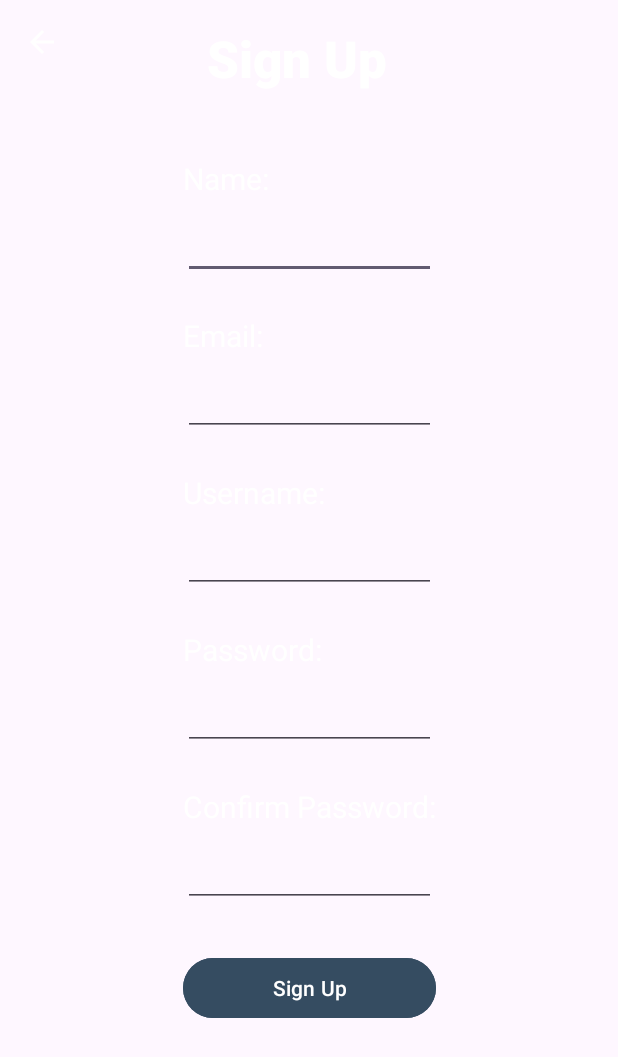
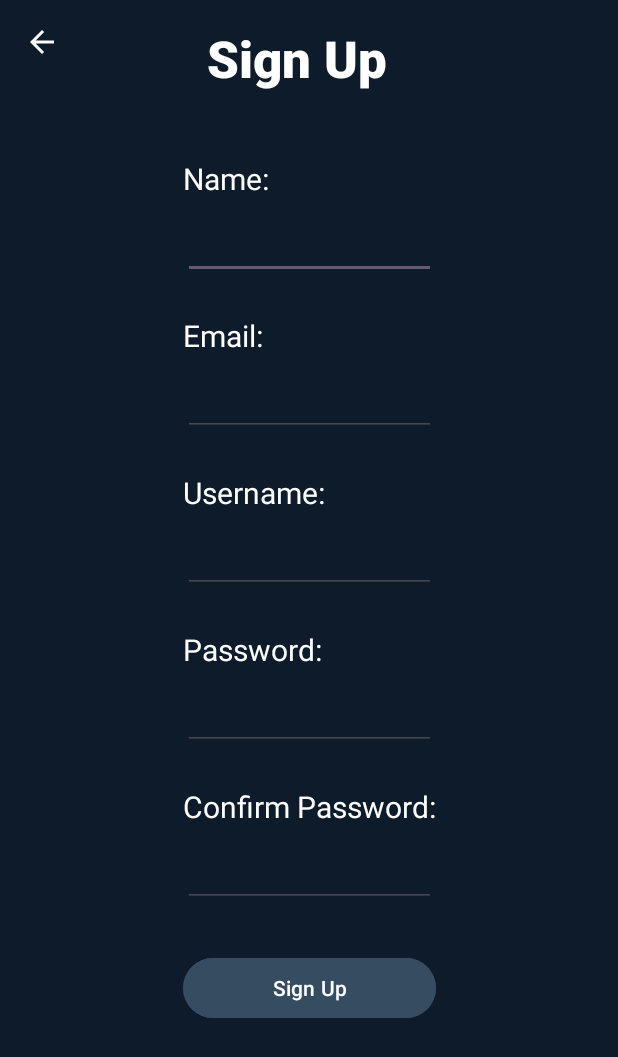
Before and after one commit to cs407-project/square_up, an Android app: the SignUpActivity screen opened directly, with no data from a screen before it, on a phone screen of 412 x 824 dp. Shown: the top 1057 px of the screen. Run offline under Robolectric (Android 15) with nearby library versions, the phone set to English and light mode, and no system bars; Roboto replaces fonts that are not available here.

Commit message:
merged with Sanvi

```diff
--- a/app/src/main/res/layout/sign_up.xml
+++ b/app/src/main/res/layout/sign_up.xml
@@ -4,6 +4,7 @@
     xmlns:tools="http://schemas.android.com/tools"
     android:id="@+id/main"
     android:layout_width="match_parent"
+    android:background="#0D1B2A"
     android:layout_height="match_parent"
     tools:context=".MainActivity">
 
@@ -17,7 +18,6 @@
         android:text="Sign Up"
         android:textColor="#FFFFFF"
         android:textSize="34sp"
-        app:layout_constraintBottom_toTopOf="@+id/imageView2"
         app:layout_constraintEnd_toEndOf="parent"
         app:layout_constraintStart_toStartOf="parent"
         app:layout_constraintTop_toTopOf="parent" />
@@ -58,6 +58,7 @@
 
         <EditText
             android:id="@+id/name"
+            android:textColor="#FFFFFF"
             android:layout_width="match_parent"
             android:layout_height="wrap_content"
             android:layout_marginBottom="24dp"
@@ -77,6 +78,7 @@
 
         <EditText
             android:id="@+id/email"
+            android:textColor="#FFFFFF"
             android:layout_width="match_parent"
             android:layout_height="wrap_content"
             android:layout_marginBottom="24dp"
@@ -96,6 +98,7 @@
 
         <EditText
             android:id="@+id/username"
+            android:textColor="#FFFFFF"
             android:layout_width="match_parent"
             android:layout_height="wrap_content"
             android:layout_marginBottom="24dp"
@@ -115,6 +118,7 @@
 
         <EditText
             android:id="@+id/password"
+            android:textColor="#FFFFFF"
             android:layout_width="match_parent"
             android:layout_height="wrap_content"
             android:layout_marginBottom="24dp"
@@ -134,6 +138,7 @@
 
         <EditText
             android:id="@+id/confirm_password"
+            android:textColor="#FFFFFF"
             android:layout_width="match_parent"
             android:layout_height="wrap_content"
             android:layout_marginBottom="30dp"
```
Also changed, not shown: app/src/main/res/drawable/square_up_logo.xml (line endings or trailing spaces).
